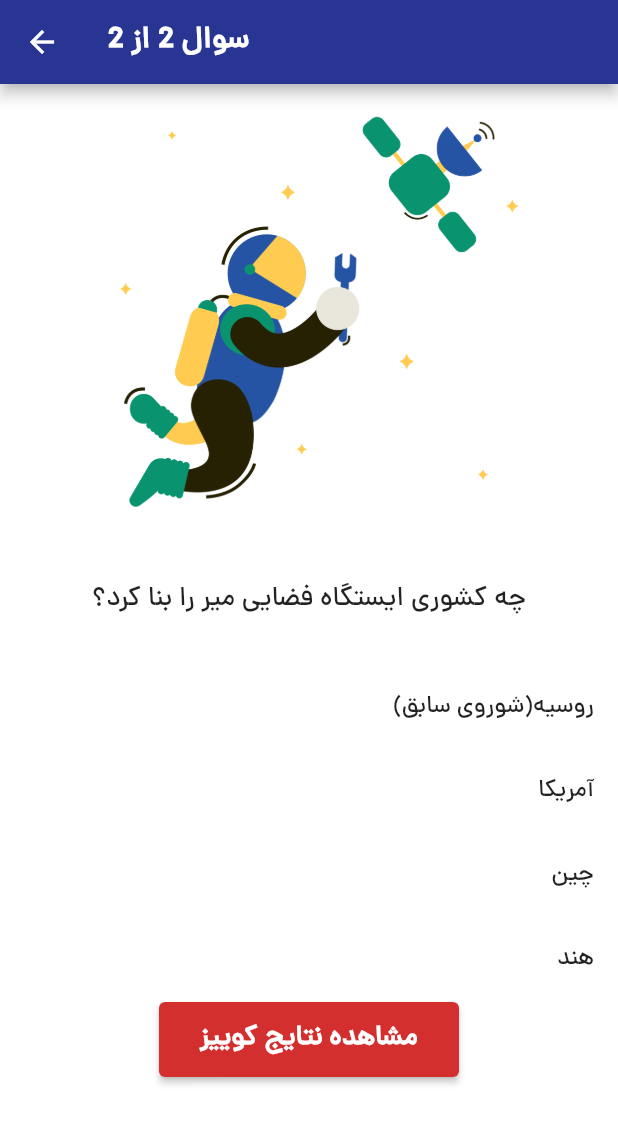
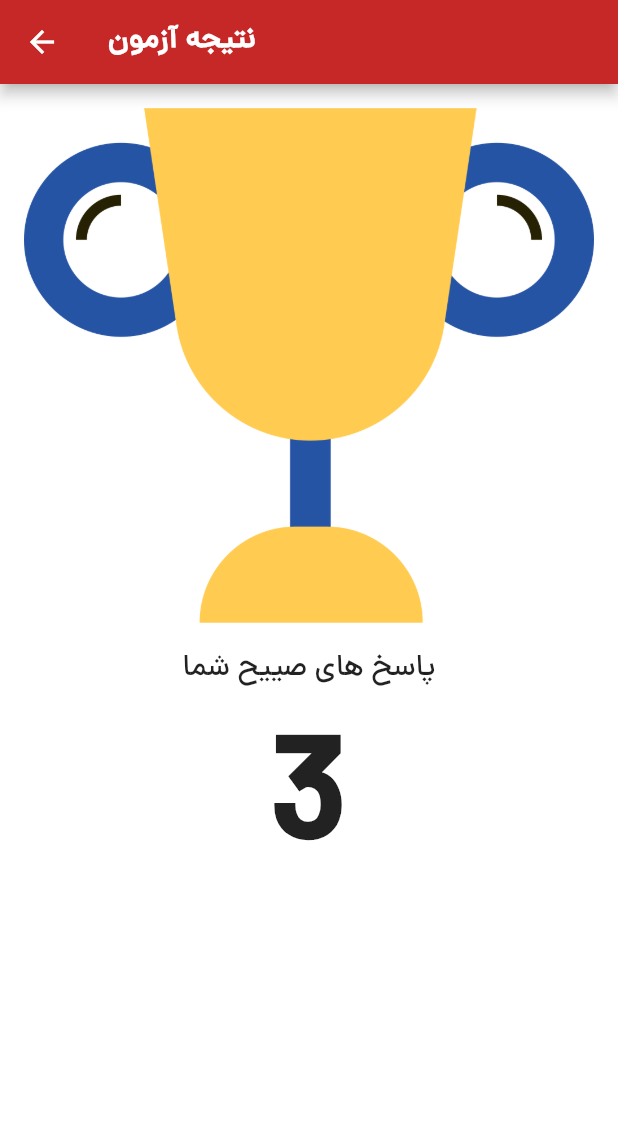
Before and after one commit to amirahmadadibi/quiz_application, a Flutter app: the QuizPage screen opened directly, after a tap on "امیراحمدادیبی", after a tap on "آمریکا", after a tap on "مشاهده نتایج کوییز", on a phone screen of 412 x 824 dp. Shown: the top 1124 px of the screen. Run offline on Flutter 3.47's test engine with Material 2 defaults, Android fonts, the phone set to English and light mode, and no system bars.

Commit message:
week8 E13 design and flow to result screen

```diff
--- a/lib/quiz_page.dart
+++ b/lib/quiz_page.dart
@@ -1,6 +1,7 @@
 import 'package:flutter/material.dart';
 import 'package:quizz_like_application/constants/Constants.dart';
 import 'package:quizz_like_application/data/Question.dart';
+import 'package:quizz_like_application/screens/result_screen.dart';
 
 class QuizPage extends StatefulWidget {
   const QuizPage({Key? key}) : super(key: key);
@@ -55,7 +56,14 @@ class _QuizPageState extends State<QuizPage> {
               ElevatedButton(
                 style: ElevatedButton.styleFrom(
                     primary: Colors.red[700], minimumSize: Size(200.0, 50.0)),
-                onPressed: () {},
+                onPressed: () {
+                  Navigator.push(
+                    context,
+                    MaterialPageRoute(
+                      builder: (BuildContext context) => ResultScreen(),
+                    ),
+                  );
+                },
                 child: Text(
                   'مشاهده نتایج کوییز',
                   style: TextStyle(fontWeight: FontWeight.bold, fontSize: 18),
--- /dev/null
+++ b/lib/screens/result_screen.dart
@@ -0,0 +1,46 @@
+import 'package:flutter/material.dart';
+
+class ResultScreen extends StatelessWidget {
+  const ResultScreen({Key? key}) : super(key: key);
+
+  @override
+  Widget build(BuildContext context) {
+    return Scaffold(
+      backgroundColor: Colors.white,
+      appBar: AppBar(
+        backgroundColor: Colors.red[800],
+        title: Text(
+          'نتیجه آزمون',
+          style: TextStyle(fontWeight: FontWeight.bold),
+        ),
+      ),
+      body: SafeArea(
+        child: Column(
+          children: [
+            Padding(
+              padding: EdgeInsets.all(16),
+              child: Image(
+                image: AssetImage('images/cup.png'),
+              ),
+            ),
+            Text(
+              'پاسخ های صییح شما',
+              style: TextStyle(
+                fontSize: 20,
+              ),
+              textAlign: TextAlign.center,
+            ),
+            Text(
+              '3',
+              style: TextStyle(
+                fontWeight: FontWeight.bold,
+                fontSize: 100,
+              ),
+              textAlign: TextAlign.center,
+            )
+          ],
+        ),
+      ),
+    );
+  }
+}
```
